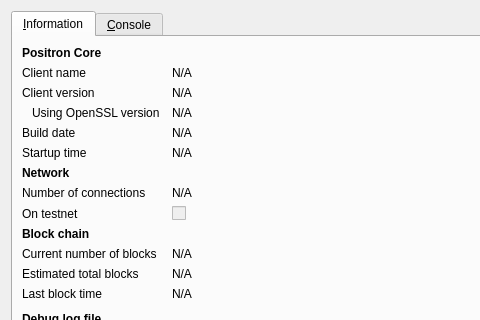
First picture: the form in src/qt/forms/rpcconsole.ui, repository CryptoBackroom/Backup, before the edit; both pictures show x 0 to 480 and y 0 to 320 of the 740 by 450 pixel window.
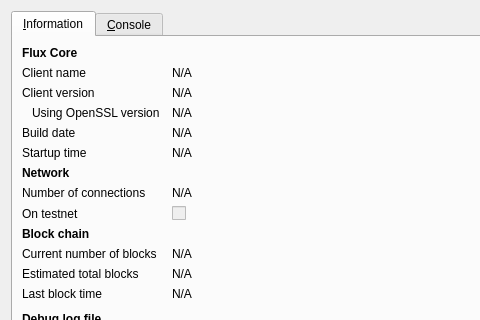
Second picture: the form after the edit. Icons and pictures are not drawn.

Diff of the .ui file:
```diff
--- a/src/qt/forms/rpcconsole.ui
+++ b/src/qt/forms/rpcconsole.ui
@@ -36,7 +36,7 @@
           </font>
          </property>
          <property name="text">
-          <string>Positron Core</string>
+          <string>Flux Core</string>
          </property>
         </widget>
        </item>
```
Left out of the diff: 6 changed lines with no effect on the pictures.
